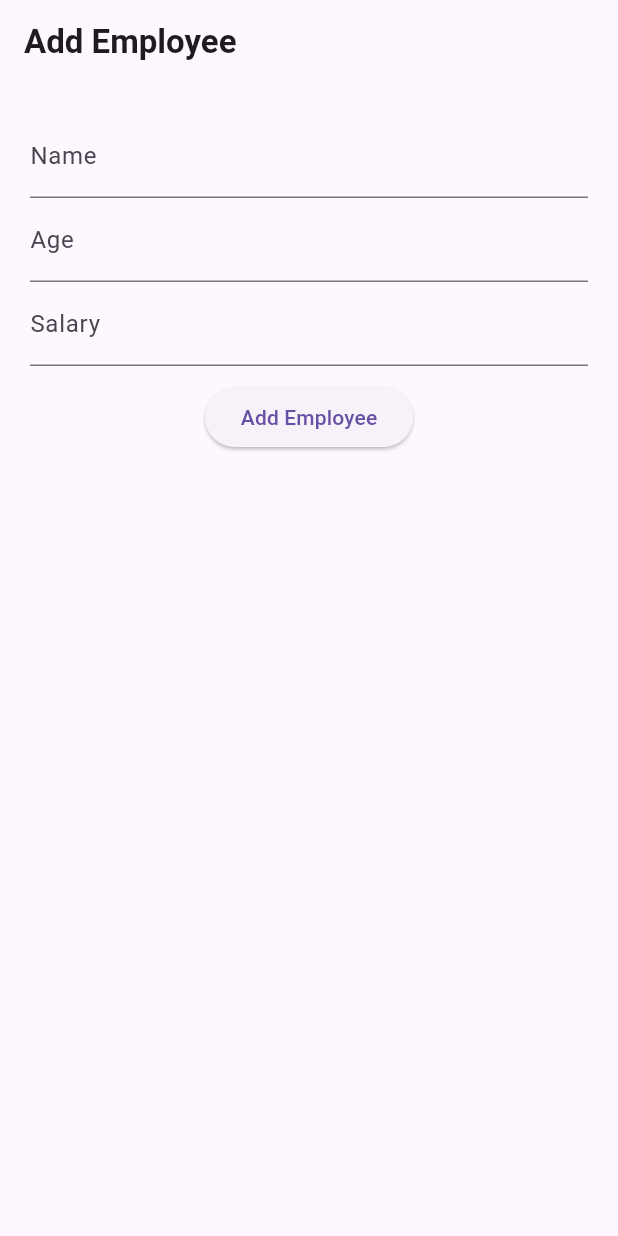
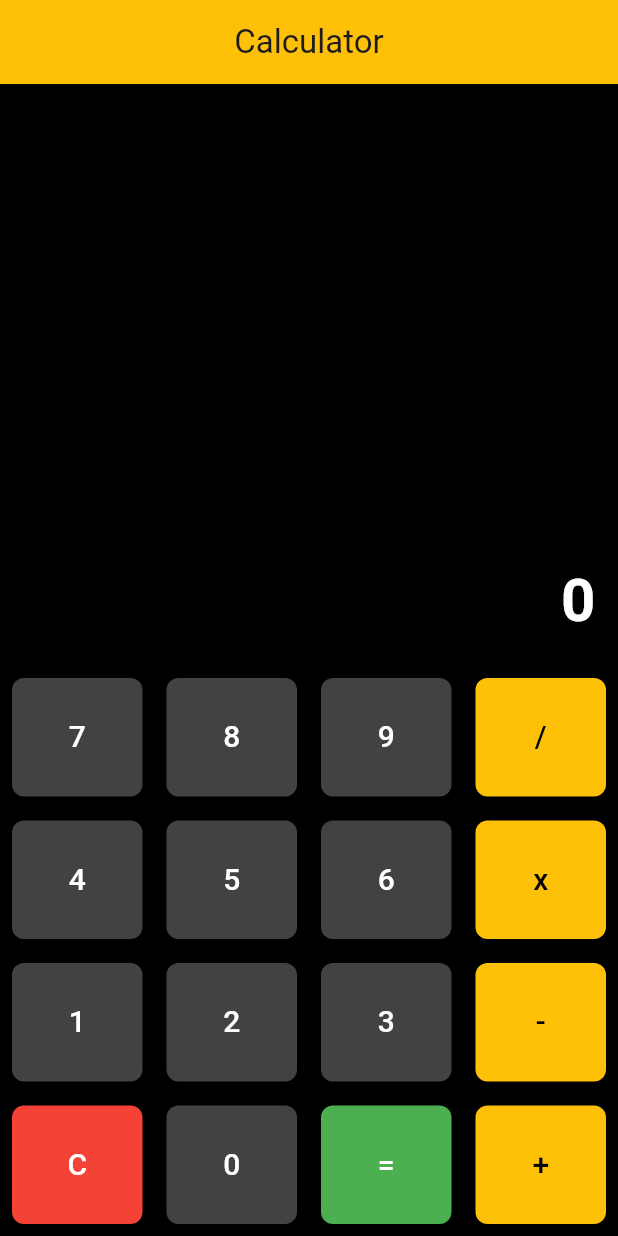
Before and after one commit to monabbir1/ostad_practice-, a Flutter app: the screen it shows after launch, on a phone screen of 412 x 824 dp. Run offline on Flutter 3.47's test engine with Material 3 defaults, Android fonts, the phone set to English and light mode, and no system bars.

Commit message:
Calculator

```diff
--- a/lib/Widget/button.dart
+++ b/lib/Widget/button.dart
@@ -0,0 +1,30 @@
+import 'package:flutter/material.dart';
+
+class button extends StatelessWidget {
+  String text;
+  Color ? color;
+  Color ? textColor;
+  final VoidCallback onTab;
+  button({
+    super.key,
+    required this.text,this.color,this.textColor, required this.onTab
+  });
+
+  @override
+  Widget build(BuildContext context) {
+    return Expanded(
+      child: Padding(
+        padding: const EdgeInsets.all(8.0),
+        child: ElevatedButton(onPressed: onTab,
+            style: ElevatedButton.styleFrom(
+                backgroundColor: color ?? Colors.grey[800],
+                padding: EdgeInsets.all(25),
+                shape: RoundedRectangleBorder(
+                    borderRadius: BorderRadius.circular(8)
+                )
+            ),
+            child: Text(text,style:TextStyle(color: textColor ?? Colors.white,fontSize: 20),)),
+      ),
+    );
+  }
+}
--- a/lib/main.dart
+++ b/lib/main.dart
@@ -1,10 +1,11 @@
 import 'package:flutter/cupertino.dart';
 import 'package:flutter/material.dart';
-import 'package:ostad_prac/main.dart';
+import 'package:ostad_prac/Widget/button.dart';
 
-void main(){
+void main() {
   runApp(MyApp());
 }
+
 class MyApp extends StatelessWidget {
   const MyApp({super.key});
 
@@ -12,41 +13,133 @@ class MyApp extends StatelessWidget {
   Widget build(BuildContext context) {
     return MaterialApp(
       debugShowCheckedModeBanner: false,
-      home: Home(),);
+      home: Home(),
+    );
   }
 }
-class Home extends StatelessWidget {
+
+class Home extends StatefulWidget {
   const Home({super.key});
+
+  @override
+  State<Home> createState() => _HomeState();
+}
+
+class _HomeState extends State<Home> {
+  String _output = "0";
+  String _input = "";
+  String operand = "";
+  double num1 = 0;
+  double num2 = 0;
+  void ButtonPressed(String value) {
+    setState(() {
+      if (value == "C") {
+        _output = "0";
+        _input = "";
+        operand = "";
+        num1 = 0;
+        num2 = 0;
+      } else if (value == "=") {
+        num2 = double.parse(_input);
+        if (operand == '+') {
+          _output = (num1 + num2).toString();
+        } else if (operand == '-') {
+          _output = (num1 - num2).toString();
+        } else if (operand == '*') {
+          _output = (num1 * num2).toString();
+        } else if (operand == '/') {
+          _output = (num2 != 0) ? (num1 / num2).toString() : "Error";
+        }
+        _input = _output;
+      } else if (['+', '-', '*', '/'].contains(value)) {
+        num1 = double.parse(_input);
+        _input = '';
+      } else {
+        _input += value;
+        _output = _input;
+      }
+    });
+  }
 
   @override
   Widget build(BuildContext context) {
     return Scaffold(
+      backgroundColor: Colors.black,
       appBar: AppBar(
-        title: Text('Add Employee',style: TextStyle(fontWeight: FontWeight.bold),),
+        centerTitle: true,
+        title: Text('Calculator'),
+        backgroundColor: Colors.amber,
       ),
-      body: Padding(
-        padding: const EdgeInsets.all(20),
-        child: Column(
-          children: [
-            TextFormField(
-              decoration: InputDecoration(
-                labelText: 'Name'
+      body: Column(
+        children: [
+          Expanded(
+            child: Container(
+              alignment: Alignment.bottomRight,
+              padding: EdgeInsets.all(15),
+              child: Text(
+                _output,
+                style: TextStyle(
+                    color: Colors.white,
+                    fontSize: 40,
+                    fontWeight: FontWeight.bold),
               ),
             ),
-            TextFormField(
-              decoration: InputDecoration(
-                labelText: 'Age'
+          ),
+          Row(
+            children: [
+              button(text: '7', onTab:()=> ButtonPressed('7'),),
+              button(text: '8', onTab:()=> ButtonPressed('8'),),
+              button(text: '9', onTab:()=> ButtonPressed('9'),),
+              button(
+                text: '/',
+                textColor: Colors.black,
+                color: Colors.amber,onTab:()=> ButtonPressed('/'),
               ),
-            ),
-            TextFormField(
-              decoration: InputDecoration(
-                labelText: 'Salary'
+            ],
+          ),
+          Row(
+            children: [
+              button(text: '4', onTab:()=> ButtonPressed('4'),),
+              button(text: '5', onTab:()=> ButtonPressed('5'),),
+              button(text: '6', onTab:()=> ButtonPressed('6'),),
+              button(
+                text: 'x',
+                textColor: Colors.black,
+                color: Colors.amber, onTab:()=> ButtonPressed('*'),
               ),
-            ),
-            SizedBox(height: 10,),
-            ElevatedButton(onPressed: (){}, child: Text('Add Employee'))
-          ],
-        ),
+            ],
+          ),
+          Row(
+            children: [
+              button(text: '1', onTab:()=> ButtonPressed('1'),),
+              button(text: '2', onTab:()=> ButtonPressed('2'),),
+              button(text: '3', onTab:()=> ButtonPressed('3'),),
+              button(
+                text: '-',
+                textColor: Colors.black,
+                color: Colors.amber, onTab:()=> ButtonPressed('-'),
+              ),
+            ],
+          ),
+          Row(
+            children: [
+              button(
+                text: 'C', onTab:()=> ButtonPressed('C'),
+                color: Colors.red,
+              ),
+              button(text: '0', onTab:()=> ButtonPressed('0'),),
+              button(
+                text: '=', onTab:()=> ButtonPressed('='),
+                color: Colors.green,
+              ),
+              button(
+                text: '+', onTab:()=> ButtonPressed('+'),
+                textColor: Colors.black,
+                color: Colors.amber,
+              ),
+            ],
+          ),
+        ],
       ),
     );
   }
```
